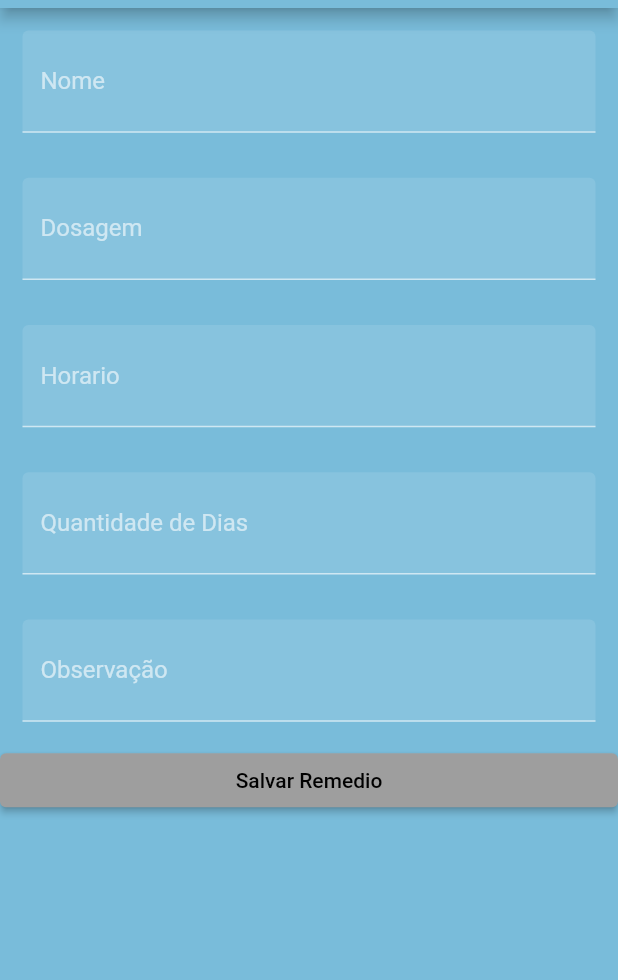
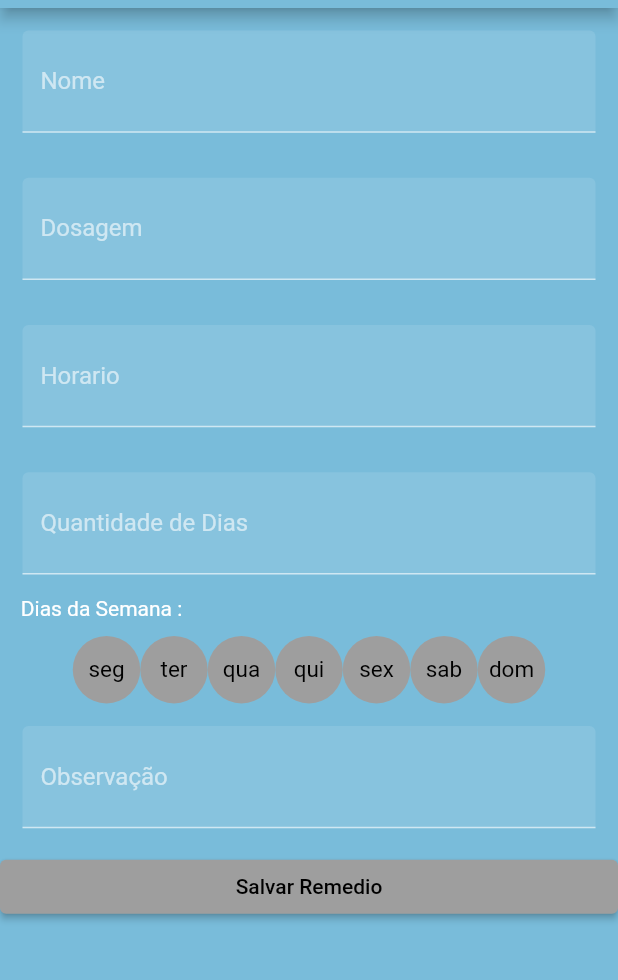
Before and after one commit to Baidugo-bot/mvp_Alzheimer, a Flutter app: the RegisterRemedio screen opened directly, on a phone screen of 412 x 824 dp, the part 52-1032 px from its top. Run offline on Flutter 3.47's test engine with Material 2 defaults, Android fonts, the phone set to English and light mode, and no system bars; our stand-ins replace bordered_text, date_field, flutter_svg, image_picker, jiffy, latlong2 and 1 more; Roboto replaces fonts that are missing (italic).

Commit message:
Algumas Mudanças
remedio

```diff
--- a/mvp_alzheimer_projeto/lib/src/remedios/RegisterRemedio.dart
+++ b/mvp_alzheimer_projeto/lib/src/remedios/RegisterRemedio.dart
@@ -1,5 +1,6 @@
 import 'package:projeto_estudo/src/remedios/ViewRemedioPage.dart';
 import 'package:projeto_estudo/src/remedios/text_box.dart';
+import 'package:projeto_estudo/src/remedios/circle_dat.dart';
 import 'package:flutter/material.dart';
 
 import '../../AppController.dart';
@@ -50,6 +51,48 @@ class _RegisterRemedio extends State<RegisterRemedio> {
               controllerData,
               "Quantidade de Dias",
             ),
+            GestureDetector(child: Text('    Dias da Semana :'), onTap: () {}),
+            SizedBox(height: 10.0),
+            Row(
+              mainAxisAlignment: MainAxisAlignment.center,
+              children: <Widget>[
+                circleDay(
+                  'seg',
+                  context,
+                  false,
+                ),
+                circleDay(
+                  'ter',
+                  context,
+                  false,
+                ),
+                circleDay(
+                  'qua',
+                  context,
+                  false,
+                ),
+                circleDay(
+                  'qui',
+                  context,
+                  false,
+                ),
+                circleDay(
+                  'sex',
+                  context,
+                  false,
+                ),
+                circleDay(
+                  'sab',
+                  context,
+                  false,
+                ),
+                circleDay(
+                  'dom',
+                  context,
+                  false,
+                ),
+              ],
+            ),
             TextBox(
               controllerObservacao,
               "Observação",
--- /dev/null
+++ b/mvp_alzheimer_projeto/lib/src/remedios/circle_dat.dart
@@ -0,0 +1,25 @@
+import 'package:flutter/material.dart';
+
+Widget circleDay(day, context, enabled) {
+  return Container(
+    width: 45.0,
+    height: 45.0,
+    decoration: BoxDecoration(
+      color: (enabled) ? Theme.of(context).accentColor : Colors.grey,
+      borderRadius: BorderRadiusDirectional.circular(100.0),
+    ),
+    child: Padding(
+      padding: EdgeInsets.all(1.0),
+      child: Center(
+        child: Text(
+          day,
+          style: TextStyle(
+            color: Colors.black,
+            fontSize: 15.0,
+            fontFamily: 'italic',
+          ),
+        ),
+      ),
+    ),
+  );
+}
```
Also changed, not shown: mvp_alzheimer_projeto/lib/src/remedios/dias_semana.dart (added, +56 -0 lines).
